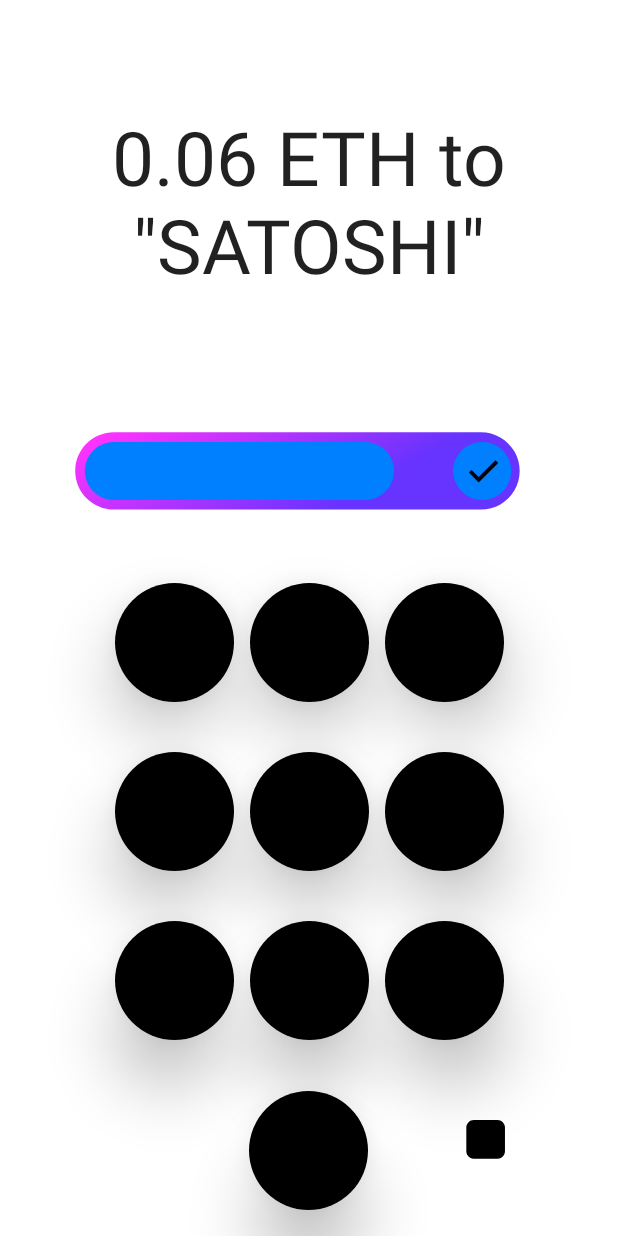
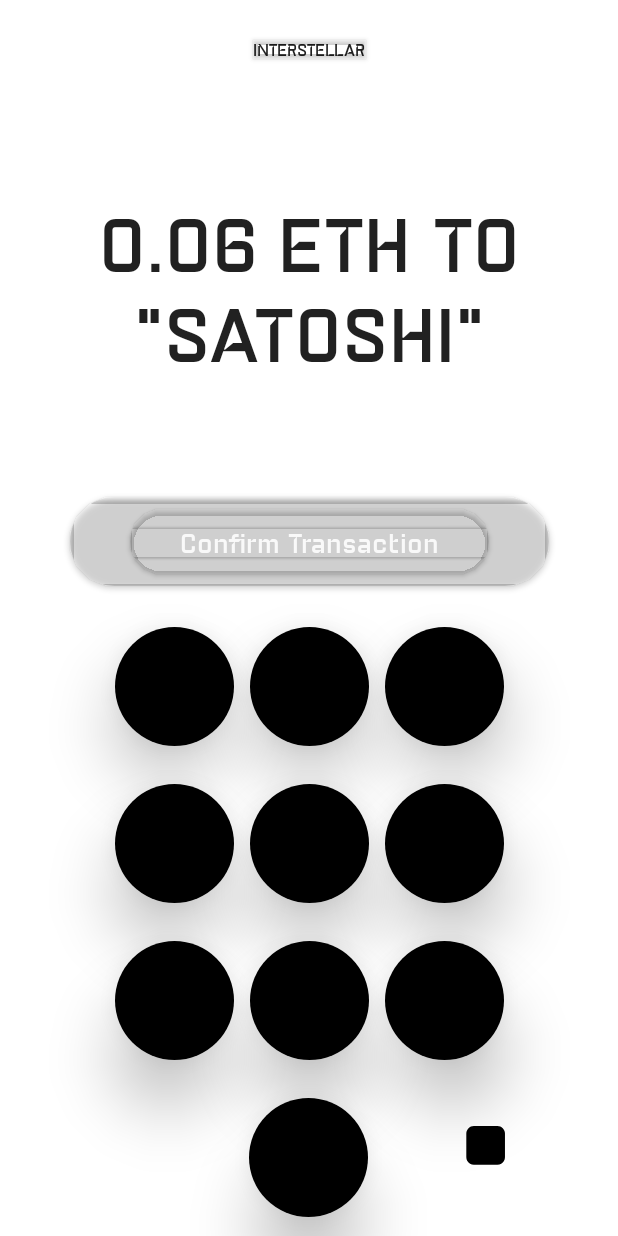
Before and after one commit to Interstellar-Network/wallet-app, an Android app built with Jetpack Compose: the screen it shows after launch (MainActivity), after a tap on "convert currency", on a phone screen of 412 x 824 dp. Run offline under Robolectric (Android 15) with nearby library versions, the phone set to English and light mode, and no system bars.

Commit message:
update TxPinpadScreen + fonts

```diff
--- a/androidApp/src/main/java/gg/interstellar/wallet/android/ui/TxPinpadScreen.kt
+++ b/androidApp/src/main/java/gg/interstellar/wallet/android/ui/TxPinpadScreen.kt
@@ -1,32 +1,30 @@
 package gg.interstellar.wallet.android.ui
 
 //import androidx.compose.foundation.ExperimentalFoundationApi
-import androidx.compose.foundation.Image
-import androidx.compose.foundation.background
+// import com.google.android.material.elevation
+
+import android.R.attr.fontFamily
+import android.text.style.TextAppearanceSpan
 import androidx.compose.foundation.layout.*
-import androidx.compose.foundation.lazy.GridCells
-import androidx.compose.foundation.lazy.LazyVerticalGrid
 import androidx.compose.foundation.shape.CircleShape
-import androidx.compose.foundation.Canvas
 import androidx.compose.material.Icon
 import androidx.compose.material.Surface
 import androidx.compose.material.Text
-// import com.google.android.material.elevation
 import androidx.compose.runtime.Composable
 import androidx.compose.ui.Alignment
 import androidx.compose.ui.Modifier
 import androidx.compose.ui.draw.*
 import androidx.compose.ui.graphics.Color
-import androidx.compose.ui.layout.ContentScale
+import androidx.compose.ui.graphics.RectangleShape
 import androidx.compose.ui.res.painterResource
+import androidx.compose.ui.text.font.FontWeight
 import androidx.compose.ui.text.style.TextAlign
 import androidx.compose.ui.tooling.preview.Preview
 import androidx.compose.ui.unit.dp
 import androidx.compose.ui.unit.sp
-import androidx.compose.ui.geometry.Offset
 import gg.interstellar.wallet.Greeting
 import gg.interstellar.wallet.android.R
-
+import gg.interstellar.wallet.android.ui.theme.Modernista
 
 
 @Preview
@@ -36,9 +34,7 @@ fun TxPinpadScreen() {
     val greeting = Greeting().greeting()
     Column {
 
-
-
-        DisplayLogo()
+        DisplayInterstellar()
         MessageTopScreen()
 
         ConfirmMessageMiddleScreen()
@@ -56,17 +52,29 @@ fun TxPinpadScreen() {
     }
 }
 @Composable
-fun DisplayLogo() {
+fun DisplayInterstellar() {
+    Row(
+        horizontalArrangement = Arrangement.Center,
 
-    //Row(modifier = Modifier
-      //  .fillMaxWidth()
-      //  .fillMaxHeight(0.33f)) {
+        modifier = Modifier
+            .fillMaxWidth()
+            .fillMaxHeight(0.08f)
+    ){
 
 
-
+        Text("INTERSTELLAR",
+            textAlign = TextAlign.Center,
+            fontFamily = Modernista, fontWeight = FontWeight.Normal,
+            //style = MaterialTheme.typography.body1,
+            fontSize = 11.sp,
+            modifier = Modifier
+                .fillMaxHeight()
+                .wrapContentHeight(Alignment.CenterVertically)
+                .shadow(elevation = 2.dp)
+        )
+    }
 
 }
-
 
 
 @Composable
@@ -92,7 +100,6 @@ fun SetPadCircle() {
 }
 
 /*
-
              {
                 Canvas(modifier = Modifier
                     .fillMaxSize()
@@ -128,11 +135,17 @@ fun SetPadCircle() {
 
 @Composable
 private fun MessageTopScreen() {
-    Row(modifier = Modifier
+    Row( horizontalArrangement = Arrangement.Center,   modifier = Modifier
         .fillMaxWidth()
         .fillMaxHeight(0.33f)) {
         // TODO proper OpenGL render using lib_eval?
-        Text("0.06 ETH to \"SATOSHI\"", textAlign = TextAlign.Center,
+
+
+        //TEST Modernista
+        Text("0.06 ETH TO \"SATOSHI\"",
+            textAlign = TextAlign.Center,
+            fontFamily = Modernista, fontWeight = FontWeight.Normal,
+            //style = MaterialTheme.typography.body1,
             fontSize = 50.sp,
             modifier = Modifier
                 .fillMaxHeight()
@@ -143,11 +156,79 @@ private fun MessageTopScreen() {
 @Composable
 private fun ConfirmMessageMiddleScreen() {
     Row(horizontalArrangement = Arrangement.Center, modifier = Modifier.fillMaxWidth()) {
-        Icon(painterResource(R.drawable.ic_confirm_transaction_no_text_black_mockup_component_shadow),
-            contentDescription = "confirm transaction",
-            tint = Color.Unspecified)
+
+        Surface(
+            modifier = Modifier
+                //.fillMaxSize()
+                //.preferredWidthIn(min = 145.dp).preferredHeight(56.dp),
+                .sizeIn(200.dp, 50.dp, 350.dp, 90.dp)
+                //.aspectRatio(1f)
+               .padding(15.dp),
+
+            contentColor = Color(0x080ff),
+            shape = CircleShape,
+            elevation = 2.dp,
+            color = Color(0x080ff)
+
+            //) {
+            //Row(
+            //    modifier = Modifier
+            //        .fillMaxSize()
+            //        .padding(horizontal = 10.dp),
+             //   verticalAlignment = Alignment.CenterVertically
+            ) {
+
+                Surface(
+                    modifier = Modifier
+                        .fillMaxSize()
+                        .sizeIn(300.dp, 30.dp, 350.dp, 90.dp)
+                        .shadow( 2.dp,RectangleShape,true)
+                        .padding(horizontal = 40.dp)
+                        .padding(vertical = 8.dp),
+
+                    color =  Color(0x080ff),
+                    contentColor =  Color.White,
+                    shape = CircleShape,
+                    elevation = 2.dp,
+
+
+                ) {
+
+
+
+                    Text(
+                        "Confirm Transaction",
+                        textAlign = TextAlign.Center,
+                        fontFamily = Modernista, fontWeight = FontWeight.Normal,
+                        //style = MaterialTheme.typography.body1,
+                        fontSize = 18.sp,
+                        modifier = Modifier
+                            .fillMaxHeight()
+                            .wrapContentHeight(Alignment.CenterVertically)
+                            //.wrapContentWidth(Alignement.Start)
+
+                            //.padding(vertical = 5.dp)
+
+                            .shadow(elevation = 1.dp)
+                    )
                 }
             }
+        }
+
+}
+
+
+@Composable
+private fun ConfirmMessageMiddleScreenbis() {
+    Row(horizontalArrangement = Arrangement.Center, modifier = Modifier.fillMaxWidth()) {
+            Icon(
+                painterResource(R.drawable.ic_confirm_transaction_no_text_black_mockup_component_shadow),
+                contentDescription = "confirm transaction",
+                tint = Color.Unspecified
+            )
+        }
+}
+
 @Composable
 private fun PinpadBottomScreen() {
 //    val numbers = (0..12).toList()
@@ -182,24 +263,10 @@ private fun PinpadBottomScreen() {
 //        }
 //    }
 
-
-
         // We MUST set "weight" on each children, that weight each row will have the same height
         Column {
-        Row(horizontalArrangement = Arrangement.Center, modifier = Modifier
-            .fillMaxWidth()
-            .weight(0.15f)
-        )
-        {
-
-            SetPadCircle()
-            SetPadCircle()
-            SetPadCircle()
-
-
-        }
-
-        Row(horizontalArrangement = Arrangement.Center, modifier = Modifier
+            Row(
+                horizontalArrangement = Arrangement.Center, modifier = Modifier
                     .fillMaxWidth()
                     .weight(0.15f)
             )
@@ -211,7 +278,21 @@ private fun PinpadBottomScreen() {
 
             }
 
-        Row(horizontalArrangement = Arrangement.Center, modifier = Modifier
+            Row(
+                horizontalArrangement = Arrangement.Center, modifier = Modifier
+                    .fillMaxWidth()
+                    .weight(0.15f)
+            )
+            {
+
+                SetPadCircle()
+                SetPadCircle()
+                SetPadCircle()
+
+            }
+
+            Row(
+                horizontalArrangement = Arrangement.Center, modifier = Modifier
                     .fillMaxWidth()
                     .weight(0.15f)
             )
@@ -221,16 +302,17 @@ private fun PinpadBottomScreen() {
                 SetPadCircle()
             }
 
-        Row(horizontalArrangement = Arrangement.Center, modifier = Modifier
+            Row(
+                horizontalArrangement = Arrangement.Center, modifier = Modifier
                     .fillMaxWidth()
                     .weight(0.15f),
-            verticalAlignment = Alignment.CenterVertically) {
+                verticalAlignment = Alignment.CenterVertically
+            ) {
                 // In this case we must set the wight b/c we have different children contrary to the
                 // other rows. TODO? is there a better way to do this?
                 Spacer(Modifier.weight(0.33f))
 
                 SetPadCircle()
-
 
                 Icon(
                     painterResource(R.drawable.ic_undo_black_mockup_component_shadow),
@@ -241,154 +323,3 @@ private fun PinpadBottomScreen() {
             }
         }
 }
-
-
-
-
-
-
-
-
-
-
-
-
-
-
-
-
-@Composable
-private fun PinpadBottomScreenBis() {
-//    val numbers = (0..12).toList()
-
-    // TODO TOREMOVE sort of works, but this is a scrollable layout; which is not what we want
-//    LazyVerticalGrid(
-//        cells = GridCells.Fixed(3)
-//    ) {
-//        items(numbers.size) {
-//            // standard: draw a "circle" for everything except bottom left and bottom right
-//            if(it < 9 || it == 10){
-//                Column(horizontalAlignment = Alignment.CenterHorizontally) {
-//                    // TOREMOVE
-////                    Text(text = "Number")
-////                    Text(text = "  $it",)
-//                    Icon(
-//                        painterResource(R.drawable.ic_circle_black_background_shadow),
-//                        // TODO correct contentDescription eg "top left"
-//                        contentDescription = "pinpad input",
-//                        tint = Color.Unspecified
-//                    )
-//                }
-//            }
-//            // bottom right: draw "undo"
-//            else if(it == 11) {
-//                Icon(
-//                    painterResource(R.drawable.ic_undo_black_mockup_component_shadow),
-//                    contentDescription = "pinpad input cancel",
-//                    tint = Color.Unspecified
-//                )
-//            }
-//        }
-//    }
-
-
-
-    // We MUST set "weight" on each children, that weight each row will have the same height
-    Column {
-        Row(horizontalArrangement = Arrangement.Center, modifier = Modifier
-            .fillMaxWidth()
-            .weight(0.25f)) {
-
-                Icon (
-                    painterResource(R.drawable.ic_circle_black_background_shadow),
-                    contentDescription = "pinpad input top left",
-                    tint = Color.Unspecified,
-                    modifier = Modifier.weight(0.33f),
-                   // elevation = "2dp"
-                )
-
-            Icon(
-                painterResource(R.drawable.ic_circle_black_background_shadow),
-                contentDescription = "pinpad input top middle",
-                tint = Color.Unspecified,
-                modifier = Modifier.weight(0.33f)
-            )
-            Icon(
-                painterResource(R.drawable.ic_circle_black_background_shadow),
-                contentDescription = "pinpad input top right",
-                tint = Color.Unspecified,
-                modifier = Modifier.weight(0.33f)
-            )
-        }
-
-        Row(horizontalArrangement = Arrangement.Center, modifier = Modifier
-            .fillMaxWidth()
-            .weight(0.25f)) {
-
-
-            Icon(
-                painterResource(R.drawable.ic_circle_black_background_shadow),
-                contentDescription = "pinpad input middle left",
-                tint = Color.Unspecified,
-                modifier = Modifier.weight(0.33f),
-
-            )
-            Icon(
-                painterResource(R.drawable.ic_circle_black_background_shadow),
-                contentDescription = "pinpad input middle middle",
-                tint = Color.Unspecified,
-                modifier = Modifier.weight(0.33f)
-            )
-            Icon(
-                painterResource(R.drawable.ic_circle_black_background_shadow),
-                contentDescription = "pinpad input middle right",
-                tint = Color.Unspecified,
-                modifier = Modifier.weight(0.33f)
-            )
-        }
-
-        Row(horizontalArrangement = Arrangement.Center, modifier = Modifier
-            .fillMaxWidth()
-            .weight(0.25f)) {
-            Icon(
-                painterResource(R.drawable.ic_circle_black_background_shadow),
-                contentDescription = "pinpad input bottom left",
-                tint = Color.Unspecified,
-                modifier = Modifier.weight(0.33f)
-            )
-            Icon(
-                painterResource(R.drawable.ic_circle_black_background_shadow),
-                contentDescription = "pinpad input bottom middle",
-                tint = Color.Unspecified,
-                modifier = Modifier.weight(0.33f)
-            )
-            Icon(
-                painterResource(R.drawable.ic_circle_black_background_shadow),
-                contentDescription = "pinpad input bottom right",
-                tint = Color.Unspecified,
-                modifier = Modifier.weight(0.33f)
-            )
-        }
-
-        Row(horizontalArrangement = Arrangement.Center, modifier = Modifier
-            .fillMaxWidth()
-            .weight(0.25f),
-            verticalAlignment = Alignment.CenterVertically) {
-            // In this case we must set the wight b/c we have different children contrary to the
-            // other rows. TODO? is there a better way to do this?
-            Spacer(Modifier.weight(0.33f))
-            Icon(
-                painterResource(R.drawable.ic_circle_black_background_shadow),
-                contentDescription = "pinpad input bottom bottom middle",
-                tint = Color.Unspecified,
-                modifier = Modifier.weight(0.33f)
-            )
-            Icon(
-                painterResource(R.drawable.ic_undo_black_mockup_component_shadow),
-                contentDescription = "pinpad input cancel",
-                tint = Color.Unspecified,
-                modifier = Modifier.weight(0.33f)
-            )
-        }
-    }
-}
--- a/androidApp/src/main/java/gg/interstellar/wallet/android/ui/theme/Type.kt
+++ b/androidApp/src/main/java/gg/interstellar/wallet/android/ui/theme/Type.kt
@@ -2,27 +2,43 @@ package gg.interstellar.wallet.android.ui.theme
 
 import androidx.compose.material.Typography
 import androidx.compose.ui.text.TextStyle
+import androidx.compose.ui.text.font.Font
 import androidx.compose.ui.text.font.FontFamily
 import androidx.compose.ui.text.font.FontWeight
 import androidx.compose.ui.unit.sp
+import gg.interstellar.wallet.android.R
+
+
+val Modernista = FontFamily(
+        Font(R.font.modernista_regular)
+        )
+
 
 // Set of Material typography styles to start with
 val Typography = Typography(
+
     body1 = TextStyle(
-        fontFamily = FontFamily.Default,
+        fontFamily = Modernista,
         fontWeight = FontWeight.Normal,
-        fontSize = 16.sp
+        fontSize = 50.sp
     )
-    /* Other default text styles to override
-    button = TextStyle(
-        fontFamily = FontFamily.Default,
-        fontWeight = FontWeight.W500,
-        fontSize = 14.sp
-    ),
-    caption = TextStyle(
-        fontFamily = FontFamily.Default,
-        fontWeight = FontWeight.Normal,
-        fontSize = 12.sp
-    )
-    */
 )
+
+// body1 = TextStyle(
+// fontFamily = FontFamily.Default,
+// fontWeight = FontWeight.Normal,
+// fontSize = 16.sp
+// )
+//
+// /* Other default text styles to override
+// button = TextStyle(
+// fontFamily = FontFamily.Default,
+// fontWeight = FontWeight.W500,
+// fontSize = 14.sp
+// ),
+// caption = TextStyle(
+// fontFamily = FontFamily.Default,
+// fontWeight = FontWeight.Normal,
+// fontSize = 12.sp
+// )
+//
```
Also changed, not shown: androidApp/src/main/res/font/modernista_regular.ttf (added). Lines whose indentation alone changed are shown as unchanged.
